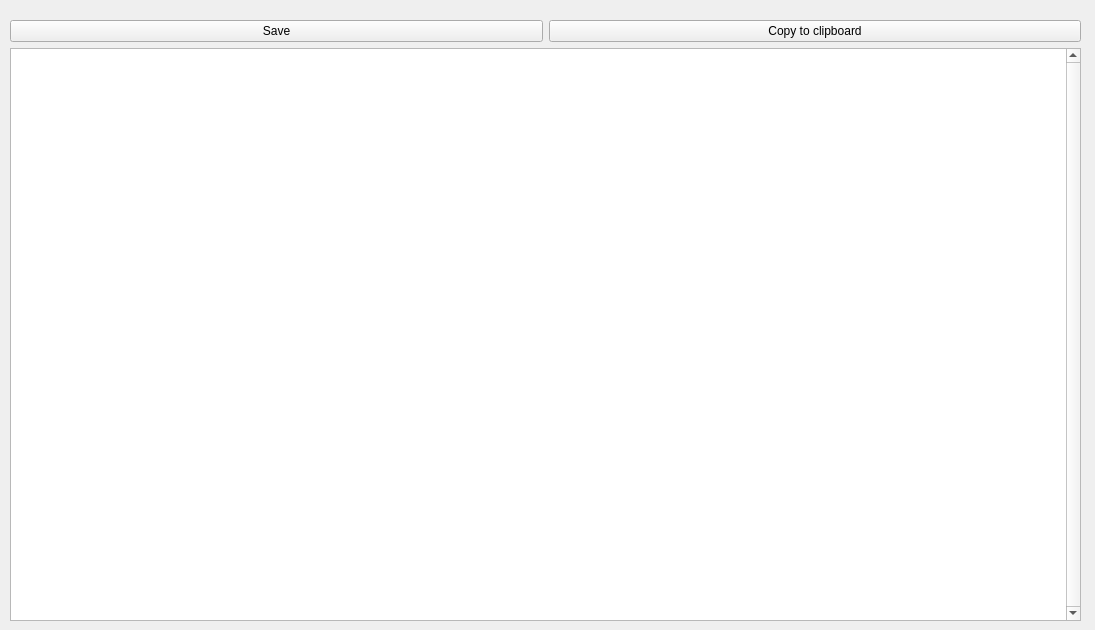
Above: codepreview.ui from Mike308/Font-Generator-2 before the change. Below: the same form after it.
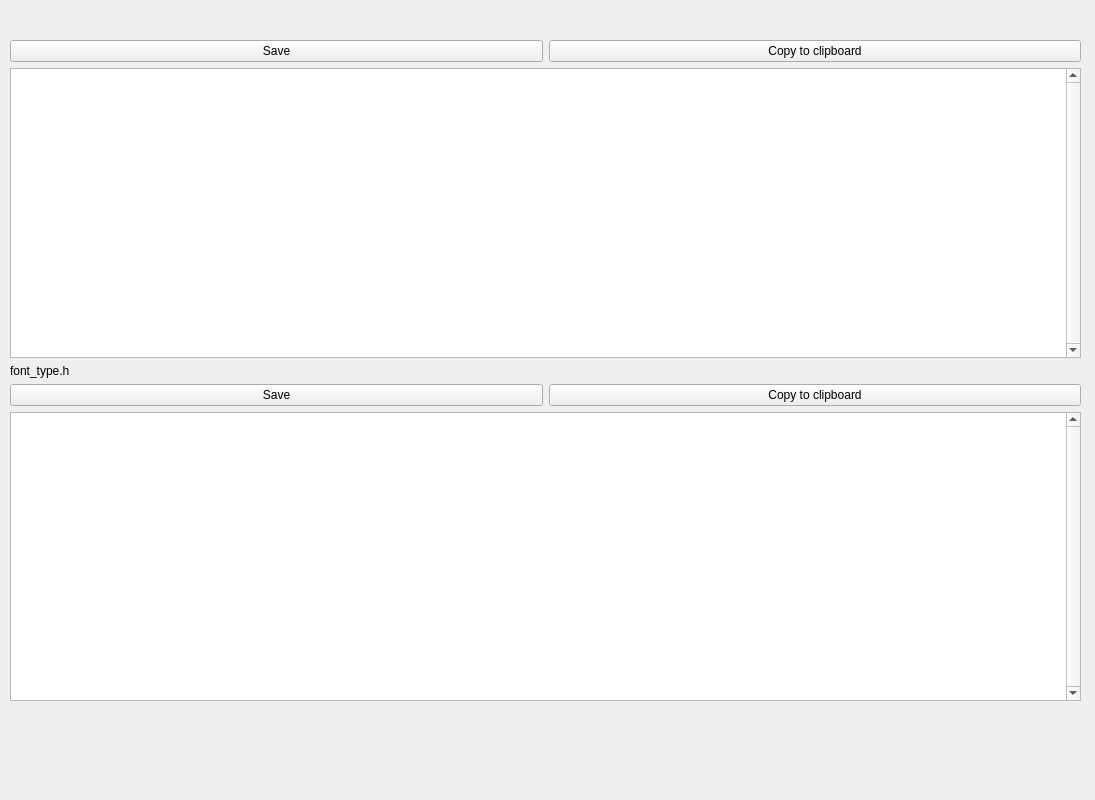
That is the form after the change. Icons and pictures are not drawn.

Commit message: working on refactoring creation array of font template

Patch:
```diff
--- a/codepreview.ui
+++ b/codepreview.ui
@@ -7,19 +7,19 @@
     <x>0</x>
     <y>0</y>
     <width>1095</width>
-    <height>630</height>
+    <height>800</height>
    </rect>
   </property>
   <property name="minimumSize">
    <size>
     <width>1095</width>
-    <height>630</height>
+    <height>800</height>
    </size>
   </property>
   <property name="maximumSize">
    <size>
     <width>1095</width>
-    <height>630</height>
+    <height>800</height>
    </size>
   </property>
   <property name="windowTitle">
@@ -36,55 +36,62 @@
      <x>10</x>
      <y>20</y>
      <width>1071</width>
-     <height>601</height>
+     <height>681</height>
     </rect>
    </property>
    <layout class="QVBoxLayout" name="verticalLayout_2">
-    <item>
-     <layout class="QHBoxLayout" name="horizontalLayout" stretch="0,0">
-      <item>
-       <widget class="QPushButton" name="saveBtn">
-        <property name="text">
-         <string>Save</string>
-        </property>
-        <property name="icon">
-         <iconset>
-          <normalon>:/icons/save.png</normalon>
-         </iconset>
-        </property>
-        <property name="iconSize">
-         <size>
-          <width>24</width>
-          <height>24</height>
-         </size>
-        </property>
-       </widget>
-      </item>
-      <item>
-       <widget class="QPushButton" name="copyBtn">
-        <property name="text">
-         <string>Copy to clipboard</string>
-        </property>
-        <property name="icon">
-         <iconset>
-          <normalon>:/icons/copy.png</normalon>
-         </iconset>
-        </property>
-        <property name="iconSize">
-         <size>
-          <width>24</width>
-          <height>24</height>
-         </size>
-        </property>
-       </widget>
-      </item>
-     </layout>
-    </item>
     <item>
      <layout class="QVBoxLayout" name="verticalLayout">
       <property name="sizeConstraint">
        <enum>QLayout::SetMaximumSize</enum>
       </property>
+      <item>
+       <widget class="QLabel" name="fontLabel">
+        <property name="text">
+         <string/>
+        </property>
+       </widget>
+      </item>
+      <item>
+       <layout class="QHBoxLayout" name="horizontalLayout" stretch="0,0">
+        <item>
+         <widget class="QPushButton" name="saveBtn">
+          <property name="text">
+           <string>Save</string>
+          </property>
+          <property name="icon">
+           <iconset>
+            <normalon>:/icons/save.png</normalon>
+           </iconset>
+          </property>
+          <property name="iconSize">
+           <size>
+            <width>24</width>
+            <height>24</height>
+           </size>
+          </property>
+         </widget>
+        </item>
+        <item>
+         <widget class="QPushButton" name="copyBtn">
+          <property name="text">
+           <string>Copy to clipboard</string>
+          </property>
+          <property name="icon">
+           <iconset>
+            <normalon>:/icons/copy.png</normalon>
+           </iconset>
+          </property>
+          <property name="iconSize">
+           <size>
+            <width>24</width>
+            <height>24</height>
+           </size>
+          </property>
+         </widget>
+        </item>
+       </layout>
+      </item>
       <item>
        <widget class="QPlainTextEdit" name="codePlainText">
         <property name="verticalScrollBarPolicy">
@@ -92,6 +99,60 @@
         </property>
        </widget>
       </item>
+      <item>
+       <widget class="QLabel" name="label">
+        <property name="text">
+         <string>font_type.h</string>
+        </property>
+       </widget>
+      </item>
+      <item>
+       <layout class="QHBoxLayout" name="horizontalLayout_3" stretch="0,0">
+        <item>
+         <widget class="QPushButton" name="saveBtnFontType">
+          <property name="text">
+           <string>Save</string>
+          </property>
+          <property name="icon">
+           <iconset>
+            <normalon>:/icons/save.png</normalon>
+           </iconset>
+          </property>
+          <property name="iconSize">
+           <size>
+            <width>24</width>
+            <height>24</height>
+           </size>
+          </property>
+         </widget>
+        </item>
+        <item>
+         <widget class="QPushButton" name="copyBtnFontType">
+          <property name="text">
+           <string>Copy to clipboard</string>
+          </property>
+          <property name="icon">
+           <iconset>
+            <normalon>:/icons/copy.png</normalon>
+           </iconset>
+          </property>
+          <property name="iconSize">
+           <size>
+            <width>24</width>
+            <height>24</height>
+           </size>
+          </property>
+         </widget>
+        </item>
+       </layout>
+      </item>
+      <item>
+       <widget class="QPlainTextEdit" name="fontTypeHeaderPlainText">
+        <property name="verticalScrollBarPolicy">
+         <enum>Qt::ScrollBarAlwaysOn</enum>
+        </property>
+       </widget>
+      </item>
      </layout>
     </item>
    </layout>
```
The commit also changes 13 other files.
